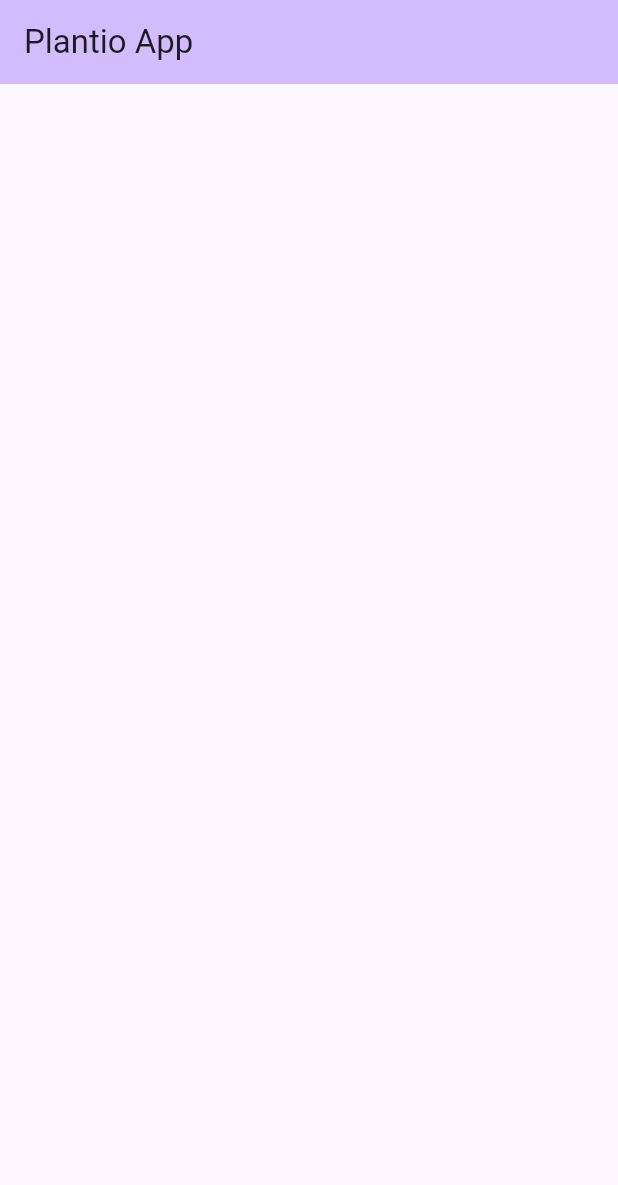
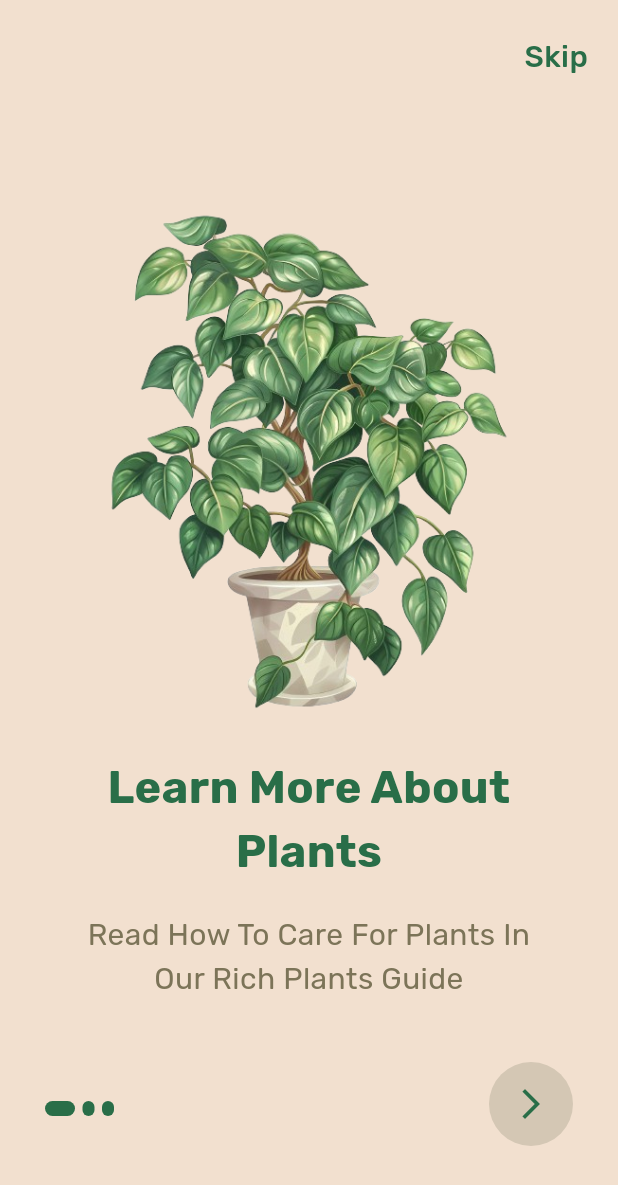
Before and after one commit to abdullahdebo/Plantio_App, a Flutter app: the screen it shows after launch, on a phone screen of 412 x 824 dp. Shown: the top 1185 px of the screen. Run offline on Flutter 3.47's test engine with Material 3 defaults, Android fonts, the phone set to English and light mode, and no system bars; our stand-ins replace google_fonts.

Commit message:
Create Onboarding Screen

```diff
--- /dev/null
+++ b/lib/constants.dart
@@ -0,0 +1,10 @@
+import 'package:flutter/material.dart';
+
+class Constants {
+  static var primaryColor = Color(0xff296e48);
+  static var blanketColor = Color(0xfff2e0cf);
+  static var mushroomColor = Color(0xffd4c7b4);
+  static var autumnFernColor = Color(0xff854628);
+  static var khakiMossColor = Color(0xff7c7458);
+  static var kimberColor = Color(0xff2d2d23);
+}
--- a/lib/main.dart
+++ b/lib/main.dart
@@ -1,4 +1,6 @@
 import 'package:flutter/material.dart';
+
+import 'ui/onboarding_screen.dart';
 
 void main() {
   runApp(const MyApp());
@@ -11,32 +13,8 @@ class MyApp extends StatelessWidget {
   Widget build(BuildContext context) {
     return MaterialApp(
       debugShowCheckedModeBanner: false,
-      theme: ThemeData(
-        colorScheme: ColorScheme.fromSeed(seedColor: Colors.deepPurple),
-        useMaterial3: true,
-      ),
-      home: const MyHomePage(title: 'Plantio App'),
+      title: 'Onboarding Screen',
+      home: OnboardingScreen(),
     );
   }
 }
-
-class MyHomePage extends StatefulWidget {
-  const MyHomePage({super.key, required this.title});
-
-  final String title;
-
-  @override
-  State<MyHomePage> createState() => _MyHomePageState();
-}
-
-class _MyHomePageState extends State<MyHomePage> {
-  @override
-  Widget build(BuildContext context) {
-    return Scaffold(
-      appBar: AppBar(
-        backgroundColor: Theme.of(context).colorScheme.inversePrimary,
-        title: Text(widget.title),
-      ),
-    );
-  }
-}
--- /dev/null
+++ b/lib/ui/onboarding_screen.dart
@@ -0,0 +1,242 @@
+// ignore_for_file: unused_field, unused_import, avoid_unnecessary_containers
+
+import 'package:flutter/material.dart';
+import 'package:google_fonts/google_fonts.dart';
+import 'package:plantio_app/constants.dart';
+
+import 'login.dart';
+
+class OnboardingScreen extends StatefulWidget {
+  const OnboardingScreen({super.key});
+
+  @override
+  State<OnboardingScreen> createState() => _OnboardingScreenState();
+}
+
+class _OnboardingScreenState extends State<OnboardingScreen> {
+  //Declare The PageController
+  final PageController _pageController = PageController(initialPage: 0);
+  int currentIndex = 0;
+  @override
+  Widget build(BuildContext context) {
+    return Scaffold(
+      backgroundColor: Constants.blanketColor,
+      appBar: AppBar(
+        elevation: 0.0,
+        backgroundColor: Constants.blanketColor,
+        actions: [
+          Padding(
+            padding: EdgeInsets.only(right: 20, top: 20),
+            child: InkWell(
+              onTap: () {
+                //changed Later on To pushREblesment
+                Navigator.push(
+                    context, MaterialPageRoute(builder: (_) => Login()));
+              }, //To Login Screen
+              child: Text(
+                'Skip',
+                style: GoogleFonts.rubik(
+                  color: Constants.primaryColor,
+                  fontSize: 20,
+                  fontWeight: FontWeight.w500,
+                ),
+              ),
+            ),
+          ),
+        ],
+      ),
+      body: Stack(
+        alignment: Alignment.bottomCenter,
+        children: [
+          PageView(
+            onPageChanged: (int page) {
+              setState(() {
+                currentIndex = page;
+              });
+            },
+            controller: _pageController,
+            children: [
+              //Page Number 1
+              Container(
+                padding: EdgeInsets.only(left: 50, right: 50, bottom: 80),
+                child: Column(
+                  mainAxisAlignment: MainAxisAlignment.center,
+                  children: [
+                    SizedBox(
+                      height: 350,
+                      child: Image.asset('assets/images/1.png'),
+                    ),
+                    SizedBox(
+                      height: 20,
+                    ),
+                    Text(
+                      'Learn More About Plants',
+                      textAlign: TextAlign.center,
+                      style: GoogleFonts.rubik(
+                        color: Constants.primaryColor,
+                        fontSize: 30,
+                        fontWeight: FontWeight.bold,
+                      ),
+                    ),
+                    SizedBox(
+                      height: 20,
+                    ),
+                    Text(
+                      'Read How To Care For Plants In Our Rich Plants Guide',
+                      textAlign: TextAlign.center,
+                      style: GoogleFonts.rubik(
+                        color: Constants.khakiMossColor,
+                        fontSize: 20,
+                        fontWeight: FontWeight.w400,
+                      ),
+                    ),
+                  ],
+                ),
+              ),
+              //Page Number 2
+              Container(
+                padding: EdgeInsets.only(left: 50, right: 50, bottom: 80),
+                child: Column(
+                  mainAxisAlignment: MainAxisAlignment.center,
+                  children: [
+                    SizedBox(
+                      height: 350,
+                      child: Image.asset('assets/images/2.png'),
+                    ),
+                    SizedBox(
+                      height: 20,
+                    ),
+                    Text(
+                      'Find a plant lover friend',
+                      textAlign: TextAlign.center,
+                      style: GoogleFonts.rubik(
+                        color: Constants.primaryColor,
+                        fontSize: 30,
+                        fontWeight: FontWeight.bold,
+                      ),
+                    ),
+                    SizedBox(
+                      height: 20,
+                    ),
+                    Text(
+                      'Are you a plant lover? Connect with other plant lovers',
+                      textAlign: TextAlign.center,
+                      style: GoogleFonts.rubik(
+                        color: Constants.khakiMossColor,
+                        fontSize: 20,
+                        fontWeight: FontWeight.w400,
+                      ),
+                    ),
+                  ],
+                ),
+              ),
+              //Page Number 3
+              Container(
+                padding: EdgeInsets.only(left: 50, right: 50, bottom: 80),
+                child: Column(
+                  mainAxisAlignment: MainAxisAlignment.center,
+                  children: [
+                    SizedBox(
+                      height: 350,
+                      child: Image.asset('assets/images/3.png'),
+                    ),
+                    SizedBox(
+                      height: 20,
+                    ),
+                    Text(
+                      'Plant a tree, green the Earth',
+                      textAlign: TextAlign.center,
+                      style: GoogleFonts.rubik(
+                        color: Constants.primaryColor,
+                        fontSize: 30,
+                        fontWeight: FontWeight.bold,
+                      ),
+                    ),
+                    SizedBox(
+                      height: 20,
+                    ),
+                    Text(
+                      'Find almost all types of plants that you like here',
+                      textAlign: TextAlign.center,
+                      style: GoogleFonts.rubik(
+                        color: Constants.khakiMossColor,
+                        fontSize: 20,
+                        fontWeight: FontWeight.w400,
+                      ),
+                    ),
+                  ],
+                ),
+              ),
+            ],
+          ),
+          Positioned(
+            bottom: 80,
+            left: 30,
+            child: Row(
+              children: buildIndicator(),
+            ),
+          ),
+          Positioned(
+            bottom: 60,
+            right: 30,
+            child: Container(
+              padding: EdgeInsets.all(4),
+              decoration: BoxDecoration(
+                  shape: BoxShape.circle, color: Constants.mushroomColor),
+              child: IconButton(
+                onPressed: () {
+                  setState(() {
+                    if (currentIndex < 2) {
+                      currentIndex++;
+                      if (currentIndex < 3) {
+                        _pageController.nextPage(
+                            duration: Duration(milliseconds: 300),
+                            curve: Curves.easeIn);
+                      }
+                    } else {
+                      Navigator.pushReplacement(
+                          context, MaterialPageRoute(builder: (_) => Login()));
+                    }
+                  });
+                },
+                icon: Icon(
+                  Icons.arrow_forward_ios,
+                  color: Constants.primaryColor,
+                  size: 24,
+                ),
+              ),
+            ),
+          ),
+        ],
+      ),
+    );
+  }
+
+  // Create The Indicator Decoration
+  Widget indicator(bool isActive) {
+    return AnimatedContainer(
+      duration: Duration(milliseconds: 300),
+      height: 10.0,
+      width: isActive ? 20 : 8,
+      margin: EdgeInsets.only(right: 5.0),
+      decoration: BoxDecoration(
+        color: Constants.primaryColor,
+        borderRadius: BorderRadius.circular(5),
+      ),
+    );
+  }
+
+// Create The Indicator List
+  List<Widget> buildIndicator() {
+    List<Widget> indicators = [];
+
+    for (int i = 0; i < 3; i++) {
+      if (currentIndex == i) {
+        indicators.add(indicator(true));
+      } else {
+        indicators.add(indicator(false));
+      }
+    }
+    return indicators;
+  }
+}
```
Also changed, not shown: pubspec.yaml (+7 -16 lines), assets/images/1.png (added), assets/images/2.png (added), assets/images/3.png (added), assets/images/splash-screen.png (added).
